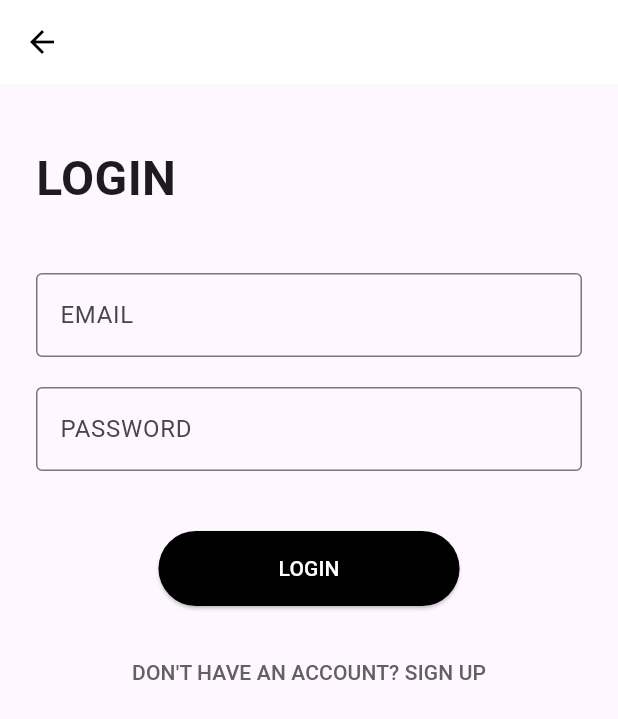
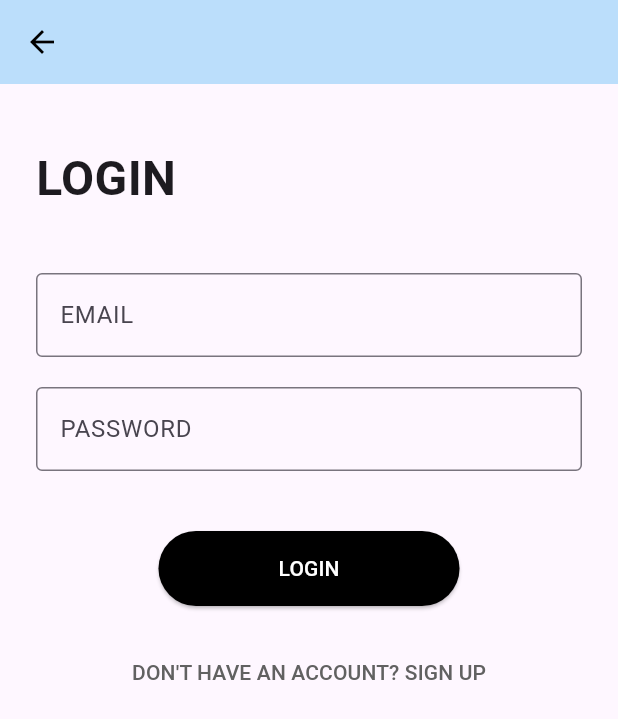
Before and after one commit to zliu46/partners, a Flutter app: the screen it shows after launch, after a tap on "LOGIN", on a phone screen of 412 x 824 dp. Shown: the top 719 px of the screen. Run offline on Flutter 3.47's test engine with Material 3 defaults, Android fonts, the phone set to English and light mode, and no system bars; our stand-ins replace cloud_firestore, firebase_auth, firebase_core, firebase_vertexai, flutter_local_notifications, flutter_slidable and 5 more; accounts and stored records are empty.

Commit message:
Made changes on UI. Changed background color on login page. Changed design of delete function.

```diff
--- a/lib/pages/login_page.dart
+++ b/lib/pages/login_page.dart
@@ -19,7 +19,7 @@ class _LoginPageState extends State<LoginPage> {
   Widget build(BuildContext context) {
     return Scaffold(
       appBar: AppBar(
-        backgroundColor: Colors.white,
+        backgroundColor: Colors.blue[100],
         elevation: 0,
         leading: IconButton(
           icon: const Icon(Icons.arrow_back, color: Colors.black),
--- a/lib/widgets/task_item_card.dart
+++ b/lib/widgets/task_item_card.dart
@@ -31,8 +31,10 @@ class _TaskItemCardState extends State<TaskItemCard> {
             onPressed: (context) {
               _deleteTask(context, taskProvider, widget.taskId);
             },
-            backgroundColor: Colors.red,
+            backgroundColor: Colors.redAccent,
             foregroundColor: Colors.white,
+            borderRadius: BorderRadius.circular(12),
+            padding: EdgeInsets.symmetric(vertical: 10, horizontal: 15),
             icon: Icons.delete,
             label: 'Delete',
           ),
```
